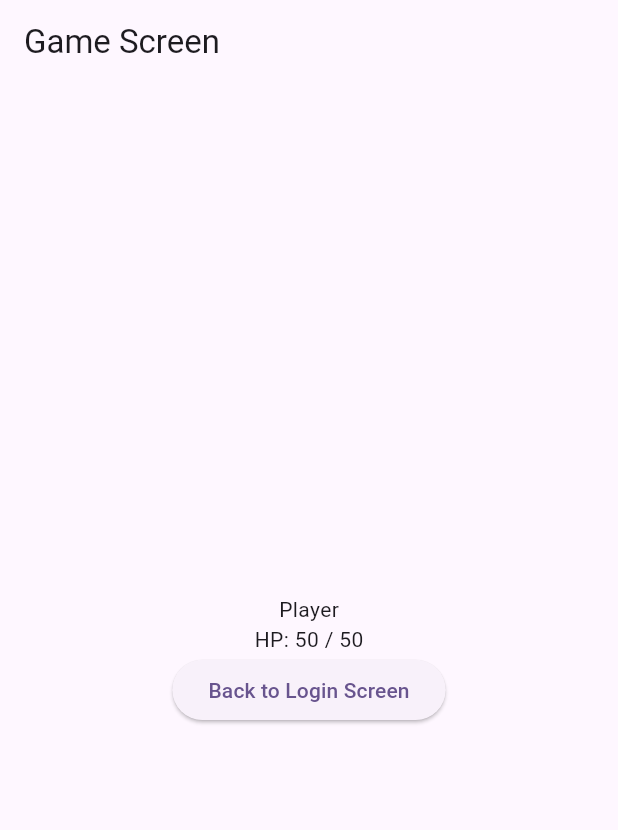
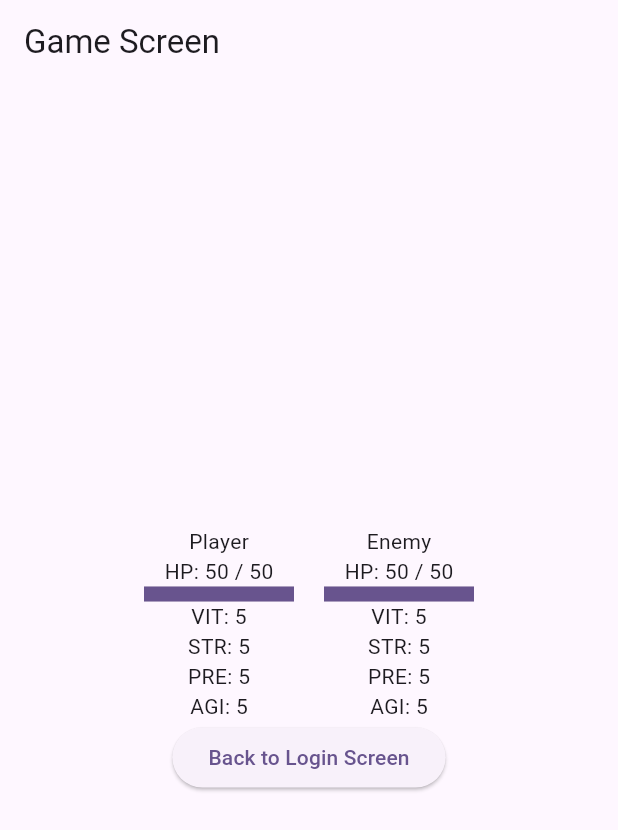
Before and after one commit to Vatalka/ArenaGame, a Flutter app: the screen it shows after launch, after a tap on "Navigate to Game Screen", on a phone screen of 412 x 824 dp. Shown: the top 830 px of the screen. Run offline on Flutter 3.47's test engine with Material 3 defaults, Android fonts, the phone set to English and light mode, and no system bars; our stand-ins replace flutter_modular, flutter_riverpod, freezed_annotation.

Commit message:
Added 'name' field to CharacterRepository. GameScreen now displays player stats and health bars.

```diff
--- a/lib/features/auth/presentation/game_screen.dart
+++ b/lib/features/auth/presentation/game_screen.dart
@@ -7,16 +7,79 @@ class GameScreen extends StatelessWidget {
 
   @override
   Widget build(BuildContext context) {
-    final character = Modular.get<CharacterRepository>().getHero();
+    final repository = Modular.get<CharacterRepository>();
+
+    final player = repository.getHero('Player');
+    final enemy = repository.getHero('Enemy');
 
     return Scaffold(
       appBar: AppBar(title: Text('Game Screen')),
       body: Center(
         child: Column(
+          mainAxisAlignment: MainAxisAlignment.center,
           mainAxisSize: MainAxisSize.min,
           children: [
-            Text(character.name),
-            Text('HP: ${character.currentHp} / ${character.maxHp}'),
+            Row(
+              mainAxisAlignment: MainAxisAlignment.center,
+              mainAxisSize: MainAxisSize.min,
+              children: [
+                Column(
+                  mainAxisSize: MainAxisSize.min,
+                  children: [
+                    Text(player.name),
+                    Text('HP: ${player.currentHp} / ${player.maxHp}'),
+                    SizedBox(
+                      width: 100,
+                      height: 10,
+                      child: LinearProgressIndicator(
+                        value: player.maxHp > 0
+                            ? player.currentHp / player.maxHp
+                            : 0,
+                        backgroundColor: Theme.of(context).colorScheme.surfaceContainerHighest,
+                        valueColor: AlwaysStoppedAnimation<Color>(
+                          player.currentHp / player.maxHp < 0.3
+                              ? Theme.of(context).colorScheme.error
+                              : Theme.of(context).colorScheme.primary,
+                        ),
+                      ),
+                    ),
+                    Text('VIT: ${player.vitality}'),
+                    Text('STR: ${player.strength}'),
+                    Text('PRE: ${player.precision}'),
+                    Text('AGI: ${player.agility}'),
+                  ],
+                ),
+                const SizedBox(
+                  width: 20,
+                ),
+                Column(
+                  mainAxisSize: MainAxisSize.min,
+                  children: [
+                    Text(enemy.name),
+                    Text('HP: ${enemy.currentHp} / ${enemy.maxHp}'),
+                    SizedBox(
+                      width: 100,
+                      height: 10,
+                      child: LinearProgressIndicator(
+                        value: enemy.maxHp > 0
+                            ? enemy.currentHp / enemy.maxHp
+                            : 0,
+                        backgroundColor: Theme.of(context).colorScheme.surfaceContainerHighest,
+                        valueColor: AlwaysStoppedAnimation<Color>(
+                          enemy.currentHp / enemy.maxHp < 0.3
+                              ? Theme.of(context).colorScheme.error
+                              : Theme.of(context).colorScheme.primary,
+                        ),
+                      ),
+                    ),
+                    Text('VIT: ${enemy.vitality}'),
+                    Text('STR: ${enemy.strength}'),
+                    Text('PRE: ${enemy.precision}'),
+                    Text('AGI: ${enemy.agility}'),
+                  ],
+                ),
+              ],
+            ),
             ElevatedButton(
               onPressed: () => Modular.to.navigate('/'),
               child: Text('Back to Login Screen'),
--- a/lib/features/character/data/repositories/character_repository_impl.dart
+++ b/lib/features/character/data/repositories/character_repository_impl.dart
@@ -3,7 +3,7 @@ import 'package:arena_game/features/character/domain/repositories/character_repo
 
 class CharacterRepositoryImpl implements CharacterRepository {
   @override
-  Character getHero() {
-    return Character.createDefault('Player');
+  Character getHero(String name) {
+    return Character.createDefault(name);
   }
 }
--- a/lib/features/character/domain/repositories/character_repository.dart
+++ b/lib/features/character/domain/repositories/character_repository.dart
@@ -1,5 +1,5 @@
 import '../entities/character.dart';
 
 abstract class CharacterRepository {
-  Character getHero();
+  Character getHero(String name);
 }
```
